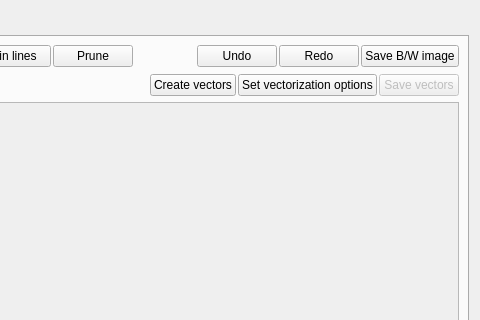
The window that 3rd-party/cove/app/mainform.ui (OpenOrienteering/mapper) describes before a commit, drawn with Qt 5; both pictures show x 225 to 705 and y 0 to 320 of the 705 by 567 pixel window.
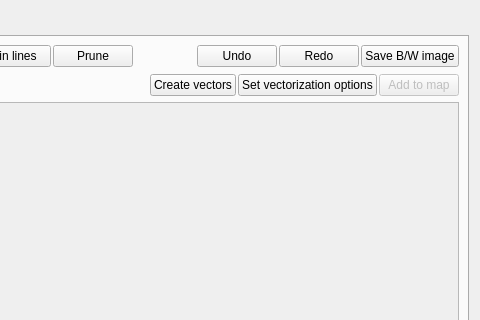
The same window after the commit. The open tabs and pages were chosen to show the change. Custom widgets are drawn as their Qt base class.

Commit message: cove: Final action is "Add to map"

```diff
--- a/3rd-party/cove/app/mainform.ui
+++ b/3rd-party/cove/app/mainform.ui
@@ -496,7 +496,7 @@
             <string>Save current polygons into an .OCD file.</string>
            </property>
            <property name="text">
-            <string>Save vectors</string>
+            <string>Add to map</string>
            </property>
            <property name="flat">
             <bool>false</bool>
```
Left out of the diff: 2 changed lines with no effect on the pictures.
